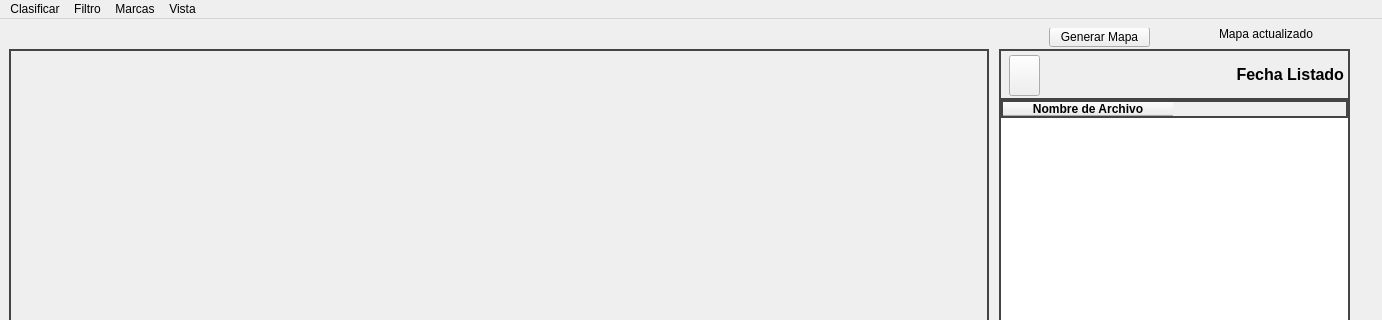
First picture: the form in PyQt/ui_files/MainWindow.ui, repository Gravel520/Copia_Clasificacion, before the edit; both pictures show x 0 to 1382 and y 0 to 320 of the 1382 by 700 pixel window.
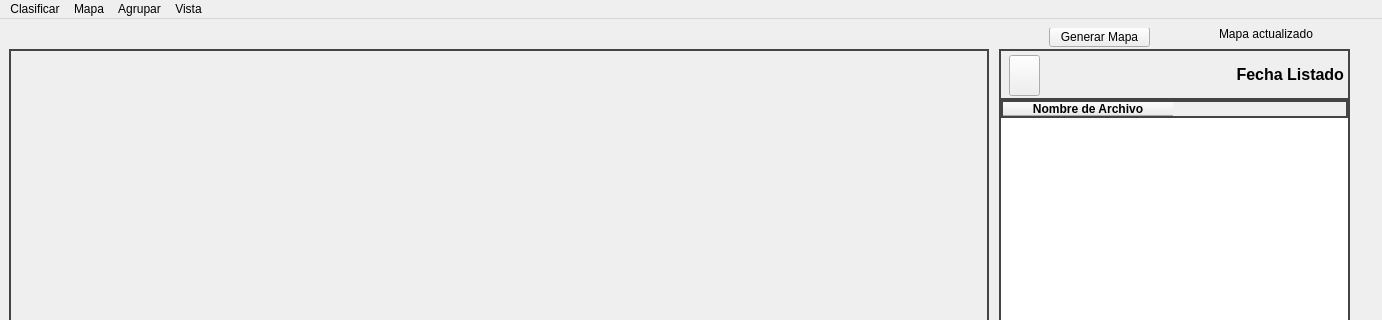
Second picture: the form after the edit. The open tabs and pages were chosen to show the change. Icons and pictures are not drawn. Custom widgets are drawn as their Qt base class.

Commit message: Actualización 04/06/2025. Gestor de grupos completo con mapa, ok

```diff
--- a/PyQt/ui_files/MainWindow.ui
+++ b/PyQt/ui_files/MainWindow.ui
@@ -512,23 +512,12 @@
     <addaction name="separator"/>
     <addaction name="actionSalir_3"/>
    </widget>
-   <widget class="QMenu" name="menuFiltro">
+   <widget class="QMenu" name="menuMapa">
     <property name="title">
-     <string>Filtro</string>
+     <string>Mapa</string>
     </property>
-    <addaction name="actionAno"/>
-    <addaction name="actionMes"/>
-    <addaction name="separator"/>
-    <addaction name="actionLugar"/>
-    <addaction name="separator"/>
-    <addaction name="actionPersona"/>
-   </widget>
-   <widget class="QMenu" name="menuMarcas">
-    <property name="title">
-     <string>Marcas</string>
-    </property>
-    <addaction name="actionFoto"/>
-    <addaction name="actionDirectorio"/>
+    <addaction name="actionMapa_Fotos"/>
+    <addaction name="actionMapa_Grupo"/>
    </widget>
    <widget class="QMenu" name="menuVista">
     <property name="title">
@@ -538,9 +527,17 @@
     <addaction name="actionClasificacion"/>
     <addaction name="actionEstadistica"/>
    </widget>
+   <widget class="QMenu" name="menuAgrupar">
+    <property name="title">
+     <string>Agrupar</string>
+    </property>
+    <addaction name="actionGestion_Grupo"/>
+    <addaction name="separator"/>
+    <addaction name="actionGenerar_Mapa"/>
+   </widget>
    <addaction name="menuClasificar"/>
-   <addaction name="menuFiltro"/>
-   <addaction name="menuMarcas"/>
+   <addaction name="menuMapa"/>
+   <addaction name="menuAgrupar"/>
    <addaction name="menuVista"/>
   </widget>
   <action name="actionAno">
```
Left out of the diff: 69 changed lines with no effect on the pictures. The commit also changes 8 other files.
